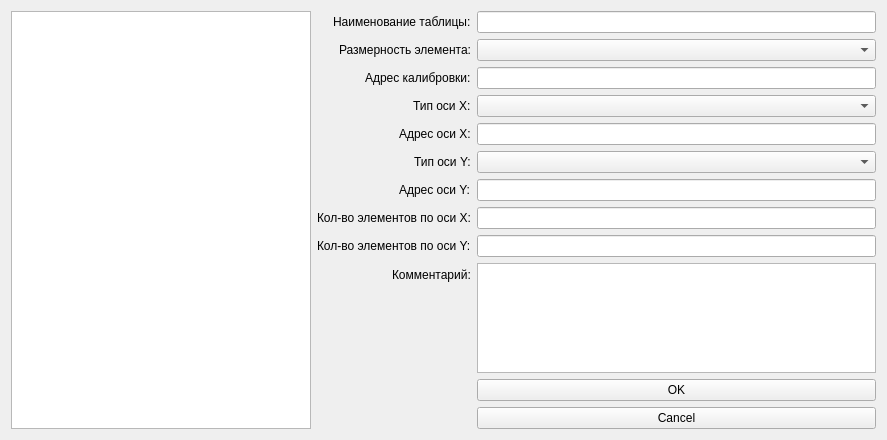
This is EsIDAUtils/EsIDAUtils/ui/matrix_editor.ui in dmitrodem/esaa as Qt 5 draws it before an edit. The edited form follows.
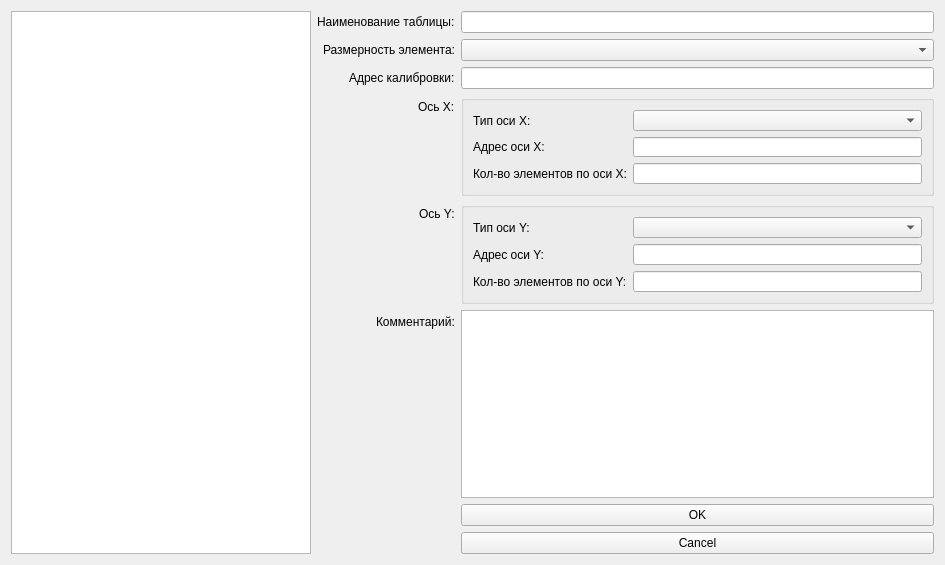
This is the edited form.

Diff of the .ui file:
```diff
--- a/EsIDAUtils/EsIDAUtils/ui/matrix_editor.ui
+++ b/EsIDAUtils/EsIDAUtils/ui/matrix_editor.ui
@@ -6,8 +6,8 @@
    <rect>
     <x>0</x>
     <y>0</y>
-    <width>887</width>
-    <height>440</height>
+    <width>945</width>
+    <height>565</height>
    </rect>
   </property>
   <property name="windowTitle">
@@ -15,7 +15,7 @@
   </property>
   <layout class="QHBoxLayout" name="horizontalLayout">
    <item>
-    <widget class="QTreeView" name="treeView">
+    <widget class="QTreeWidget" name="categoryTree">
      <property name="sizePolicy">
       <sizepolicy hsizetype="Preferred" vsizetype="Expanding">
        <horstretch>0</horstretch>
@@ -28,6 +28,14 @@
        <height>0</height>
       </size>
      </property>
+     <attribute name="headerVisible">
+      <bool>false</bool>
+     </attribute>
+     <column>
+      <property name="text">
+       <string notr="true">1</string>
+      </property>
+     </column>
     </widget>
    </item>
    <item>
@@ -48,70 +56,6 @@
      <item row="0" column="1">
       <widget class="QLineEdit" name="nameEdit"/>
      </item>
-     <item row="3" column="0">
-      <widget class="QLabel" name="label_2">
-       <property name="text">
-        <string>Тип оси Х:</string>
-       </property>
-      </widget>
-     </item>
-     <item row="3" column="1">
-      <widget class="QComboBox" name="axisXComboBox"/>
-     </item>
-     <item row="5" column="0">
-      <widget class="QLabel" name="label_3">
-       <property name="text">
-        <string>Тип оси Y:</string>
-       </property>
-      </widget>
-     </item>
-     <item row="5" column="1">
-      <widget class="QComboBox" name="axisYComboBox"/>
-     </item>
-     <item row="7" column="0">
-      <widget class="QLabel" name="label_5">
-       <property name="text">
-        <string>Кол-во элементов по оси X:</string>
-       </property>
-      </widget>
-     </item>
-     <item row="7" column="1">
-      <widget class="QLineEdit" name="countXEdit"/>
-     </item>
-     <item row="8" column="0">
-      <widget class="QLabel" name="label_6">
-       <property name="text">
-        <string>Кол-во элементов по оси Y:</string>
-       </property>
-      </widget>
-     </item>
-     <item row="8" column="1">
-      <widget class="QLineEdit" name="countYEdit"/>
-     </item>
-     <item row="9" column="0">
-      <widget class="QLabel" name="label_7">
-       <property name="text">
-        <string>Комментарий:</string>
-       </property>
-      </widget>
-     </item>
-     <item row="9" column="1">
-      <widget class="QTextEdit" name="commentEdit"/>
-     </item>
-     <item row="10" column="1">
-      <widget class="QPushButton" name="okButton">
-       <property name="text">
-        <string>OK</string>
-       </property>
-      </widget>
-     </item>
-     <item row="11" column="1">
-      <widget class="QPushButton" name="cancelButton">
-       <property name="text">
-        <string>Cancel</string>
-       </property>
-      </widget>
-     </item>
      <item row="1" column="0">
       <widget class="QLabel" name="label_8">
        <property name="text">
@@ -132,25 +76,139 @@
      <item row="2" column="1">
       <widget class="QLineEdit" name="addrEdit"/>
      </item>
+     <item row="3" column="0">
+      <widget class="QLabel" name="label_11">
+       <property name="text">
+        <string>Ось X:</string>
+       </property>
+      </widget>
+     </item>
+     <item row="3" column="1">
+      <widget class="QGroupBox" name="groupBox">
+       <property name="sizePolicy">
+        <sizepolicy hsizetype="Preferred" vsizetype="Preferred">
+         <horstretch>0</horstretch>
+         <verstretch>0</verstretch>
+        </sizepolicy>
+       </property>
+       <property name="minimumSize">
+        <size>
+         <width>0</width>
+         <height>100</height>
+        </size>
+       </property>
+       <property name="title">
+        <string/>
+       </property>
+       <layout class="QFormLayout" name="formLayout_2">
+        <item row="0" column="0">
+         <widget class="QLabel" name="label_2">
+          <property name="text">
+           <string>Тип оси Х:</string>
+          </property>
+         </widget>
+        </item>
+        <item row="0" column="1">
+         <widget class="QComboBox" name="axisXComboBox"/>
+        </item>
+        <item row="1" column="0">
+         <widget class="QLabel" name="label_9">
+          <property name="text">
+           <string>Адрес оси X:</string>
+          </property>
+         </widget>
+        </item>
+        <item row="1" column="1">
+         <widget class="QLineEdit" name="axisXAddrEdit"/>
+        </item>
+        <item row="2" column="0">
+         <widget class="QLabel" name="label_5">
+          <property name="text">
+           <string>Кол-во элементов по оси X:</string>
+          </property>
+         </widget>
+        </item>
+        <item row="2" column="1">
+         <widget class="QLineEdit" name="countXEdit"/>
+        </item>
+       </layout>
+      </widget>
+     </item>
      <item row="4" column="0">
-      <widget class="QLabel" name="label_9">
+      <widget class="QLabel" name="label_12">
        <property name="text">
-        <string>Адрес оси X:</string>
-       </property>
-      </widget>
-     </item>
-     <item row="6" column="0">
-      <widget class="QLabel" name="label_10">
-       <property name="text">
-        <string>Адрес оси Y:</string>
+        <string>Ось Y:</string>
        </property>
       </widget>
      </item>
      <item row="4" column="1">
-      <widget class="QLineEdit" name="axisXAddrEdit"/>
+      <widget class="QGroupBox" name="groupBox_2">
+       <property name="minimumSize">
+        <size>
+         <width>0</width>
+         <height>100</height>
+        </size>
+       </property>
+       <property name="title">
+        <string/>
+       </property>
+       <layout class="QFormLayout" name="formLayout_3">
+        <item row="0" column="0">
+         <widget class="QLabel" name="label_3">
+          <property name="text">
+           <string>Тип оси Y:</string>
+          </property>
+         </widget>
+        </item>
+        <item row="0" column="1">
+         <widget class="QComboBox" name="axisYComboBox"/>
+        </item>
+        <item row="1" column="0">
+         <widget class="QLabel" name="label_10">
+          <property name="text">
+           <string>Адрес оси Y:</string>
+          </property>
+         </widget>
+        </item>
+        <item row="1" column="1">
+         <widget class="QLineEdit" name="axisYAddrEdit"/>
+        </item>
+        <item row="2" column="0">
+         <widget class="QLabel" name="label_6">
+          <property name="text">
+           <string>Кол-во элементов по оси Y:</string>
+          </property>
+         </widget>
+        </item>
+        <item row="2" column="1">
+         <widget class="QLineEdit" name="countYEdit"/>
+        </item>
+       </layout>
+      </widget>
+     </item>
+     <item row="5" column="0">
+      <widget class="QLabel" name="label_7">
+       <property name="text">
+        <string>Комментарий:</string>
+       </property>
+      </widget>
+     </item>
+     <item row="5" column="1">
+      <widget class="QTextEdit" name="commentEdit"/>
      </item>
      <item row="6" column="1">
-      <widget class="QLineEdit" name="axisYAddrEdit"/>
+      <widget class="QPushButton" name="okButton">
+       <property name="text">
+        <string>OK</string>
+       </property>
+      </widget>
+     </item>
+     <item row="7" column="1">
+      <widget class="QPushButton" name="cancelButton">
+       <property name="text">
+        <string>Cancel</string>
+       </property>
+      </widget>
      </item>
     </layout>
    </item>
```
Left out of the diff: 6 changed lines with no effect on the pictures.
